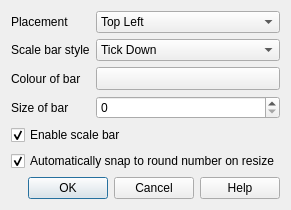
Above: qgis/src/plugins/scale_bar/pluginguibase.ui from sourcepole/qgis before the change. Below: the same form after it.
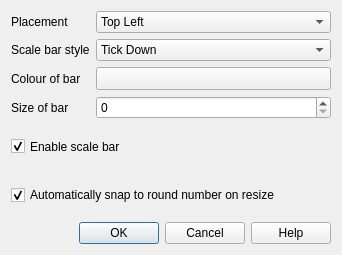
That is the form after the change. Icons and pictures are not drawn. Custom widgets are drawn as their Qt base class.

Commit message: Dont use form layout use grid layout (for  #2121)

```diff
--- a/qgis/src/plugins/scale_bar/pluginguibase.ui
+++ b/qgis/src/plugins/scale_bar/pluginguibase.ui
@@ -6,8 +6,8 @@
    <rect>
     <x>0</x>
     <y>0</y>
-    <width>270</width>
-    <height>199</height>
+    <width>342</width>
+    <height>255</height>
    </rect>
   </property>
   <property name="windowTitle">
@@ -18,8 +18,8 @@
     <normaloff/>
    </iconset>
   </property>
-  <layout class="QVBoxLayout" name="verticalLayout">
-   <item>
+  <layout class="QGridLayout" name="gridLayout">
+   <item row="0" column="0">
     <layout class="QFormLayout" name="formLayout">
      <property name="fieldGrowthPolicy">
       <enum>QFormLayout::AllNonFixedFieldsGrow</enum>
@@ -182,7 +182,7 @@
      </item>
     </layout>
    </item>
-   <item>
+   <item row="1" column="0">
     <widget class="QCheckBox" name="chkEnable">
      <property name="sizePolicy">
       <sizepolicy hsizetype="Minimum" vsizetype="Minimum">
@@ -198,7 +198,7 @@
      </property>
     </widget>
    </item>
-   <item>
+   <item row="2" column="0">
     <widget class="QCheckBox" name="chkSnapping">
      <property name="sizePolicy">
       <sizepolicy hsizetype="Minimum" vsizetype="Minimum">
@@ -214,7 +214,7 @@
      </property>
     </widget>
    </item>
-   <item>
+   <item row="3" column="0">
     <widget class="QDialogButtonBox" name="buttonBox">
      <property name="orientation">
       <enum>Qt::Horizontal</enum>
```
